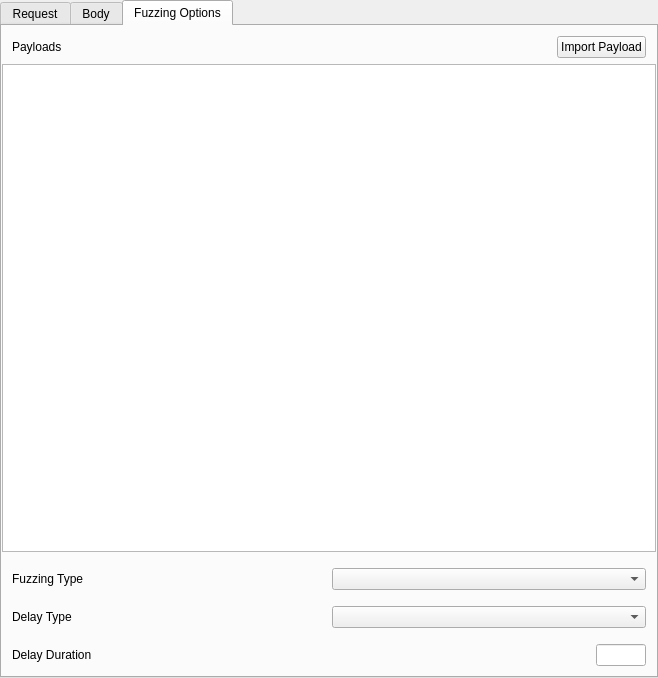
This is src/views/editor/fuzz_view.ui in evanrolfe/pntest as Qt 5 draws it before an edit. The edited form follows.
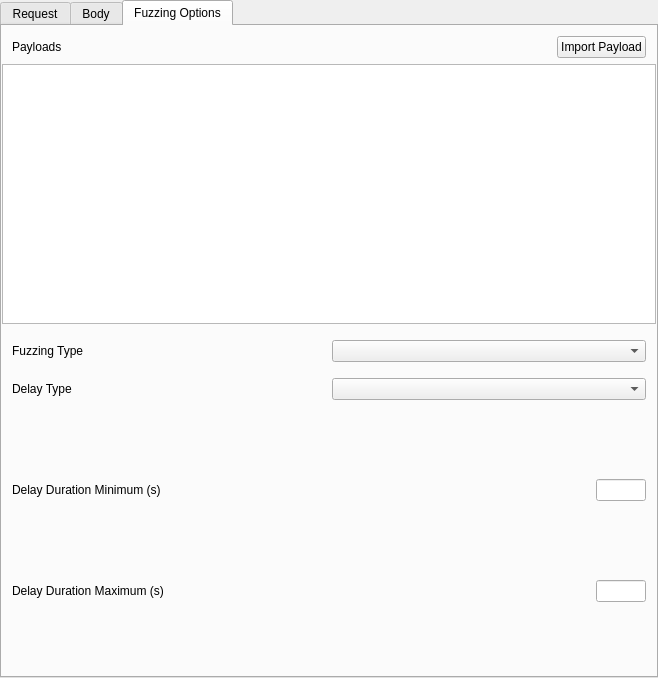
This is the edited form. The open tabs and pages were chosen to show the change. Custom widgets are drawn as their Qt base class.

Commit message: Add form inputs for setting the delay

The edit to the form file:
```diff
--- a/src/views/editor/fuzz_view.ui
+++ b/src/views/editor/fuzz_view.ui
@@ -198,7 +198,10 @@
          </layout>
         </item>
         <item>
-         <layout class="QHBoxLayout" name="hlayout_4">
+         <widget class="QStackedWidget" name="delayDurationStack">
+         <widget class="QWidget" name="delayDurationDisabled"/>
+          <widget class="QWidget" name="delayDurationForm">
+           <layout class="QHBoxLayout" name="delayDurationLayout">
           <property name="leftMargin">
            <number>10</number>
           </property>
@@ -211,7 +214,7 @@
           <item>
            <widget class="QLabel" name="label_4">
             <property name="text">
-             <string>Delay Duration</string>
+               <string>Delay Duration (s)</string>
             </property>
            </widget>
           </item>
@@ -232,6 +235,96 @@
            </widget>
           </item>
          </layout>
+          </widget>
+          <widget class="QWidget" name="delayRangeForm">
+           <layout class="QVBoxLayout" name="delayRangeLayout">
+            <property name="leftMargin">
+             <number>0</number>
+            </property>
+            <property name="topMargin">
+             <number>0</number>
+            </property>
+            <property name="rightMargin">
+             <number>0</number>
+            </property>
+            <property name="bottomMargin">
+             <number>0</number>
+            </property>
+            <item>
+             <layout class="QHBoxLayout" name="delayMinLayout">
+              <property name="leftMargin">
+               <number>10</number>
+              </property>
+              <property name="topMargin">
+               <number>10</number>
+              </property>
+              <property name="rightMargin">
+               <number>10</number>
+              </property>
+              <item>
+               <widget class="QLabel" name="label_5">
+                <property name="text">
+                 <string>Delay Duration Minimum (s)</string>
+                </property>
+               </widget>
+              </item>
+              <item>
+               <widget class="QLineEdit" name="delayMinDuration">
+                <property name="sizePolicy">
+                 <sizepolicy hsizetype="Preferred" vsizetype="Fixed">
+                  <horstretch>0</horstretch>
+                  <verstretch>0</verstretch>
+                 </sizepolicy>
+                </property>
+                <property name="maximumSize">
+                 <size>
+                  <width>50</width>
+                  <height>16777215</height>
+                 </size>
+                </property>
+               </widget>
+              </item>
+             </layout>
+            </item>
+            <item>
+             <layout class="QHBoxLayout" name="delayMaxLayout">
+              <property name="leftMargin">
+               <number>10</number>
+              </property>
+              <property name="topMargin">
+               <number>10</number>
+              </property>
+              <property name="rightMargin">
+               <number>10</number>
+              </property>
+              <item>
+               <widget class="QLabel" name="label_6">
+                <property name="text">
+                 <string>Delay Duration Maximum (s)</string>
+                </property>
+               </widget>
+              </item>
+              <item>
+               <widget class="QLineEdit" name="delayMaxDuration">
+                <property name="sizePolicy">
+                 <sizepolicy hsizetype="Preferred" vsizetype="Fixed">
+                  <horstretch>0</horstretch>
+                  <verstretch>0</verstretch>
+                 </sizepolicy>
+                </property>
+                <property name="maximumSize">
+                 <size>
+                  <width>50</width>
+                  <height>16777215</height>
+                 </size>
+                </property>
+               </widget>
+              </item>
+             </layout>
+            </item>
+           </layout>
+          </widget>
+         </widget>
         </item>
        </layout>
       </widget>
```
Left out of the diff: 2 changed lines with no effect on the pictures. Lines whose indentation alone changed are shown as unchanged. The commit also changes 5 other files.
